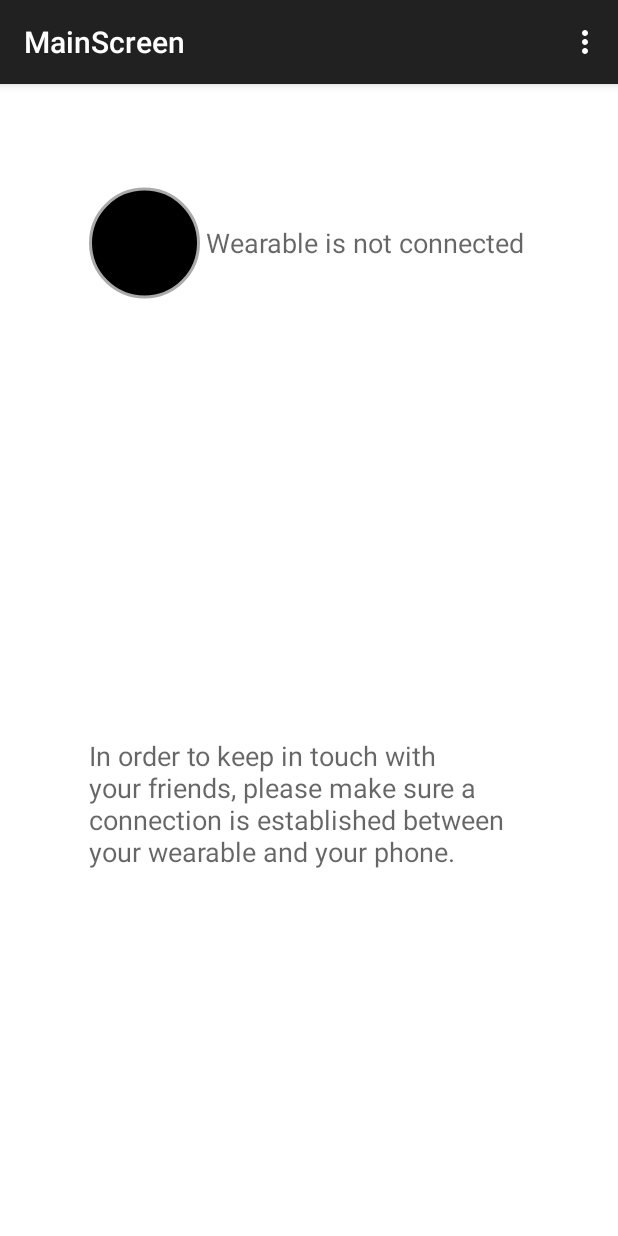
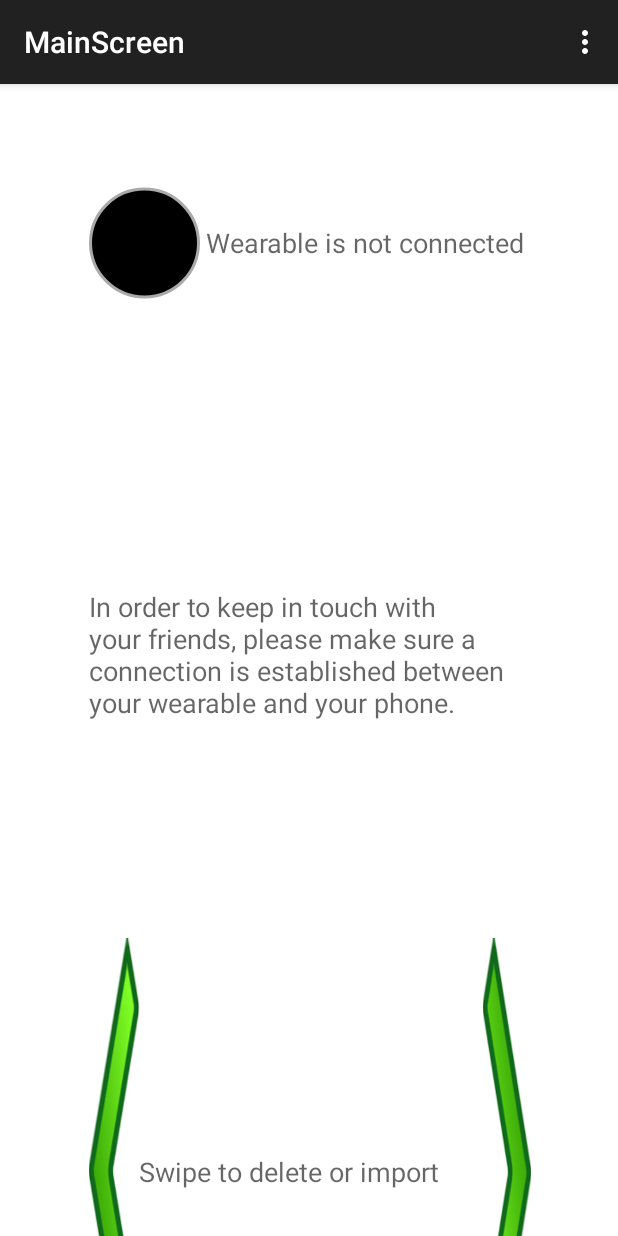
Before and after one commit to mvladm14/salute, an Android app: the MainScreen screen opened directly, with no data from a screen before it, on a phone screen of 412 x 824 dp. Run offline under Robolectric (Android 15) with nearby library versions, the phone set to English and light mode, and no system bars; libraries missing offline, so code that uses them is left out: com.daimajia.swipe; 2 statements that could not run were skipped.

Commit message:
swipe hint

```diff
--- a/app/src/main/res/layout/activity_main_screen.xml
+++ b/app/src/main/res/layout/activity_main_screen.xml
@@ -49,8 +49,8 @@
                     android:id="@+id/mainScreenStatusMessage"
                     android:layout_width="match_parent"
                     android:layout_height="match_parent"
+                    android:layout_weight="1"
                     android:gravity="center"
-                    android:layout_weight="1"
                     android:text="@string/mainScreenStatusMessage"
                     android:textAppearance="?android:attr/textAppearanceMedium" />
 
@@ -66,17 +66,47 @@
                     android:id="@+id/mainScreenInformationMessage"
                     android:layout_width="match_parent"
                     android:layout_height="match_parent"
-                    android:layout_weight="2"
-                    android:autoLink="web"
+                    android:layout_weight="3"
                     android:gravity="fill"
                     android:text="@string/mainScreenInformationMessage"
                     android:textAppearance="?android:attr/textAppearanceMedium" />
 
-                <ListView xmlns:android="http://schemas.android.com/apk/res/android"
+                <LinearLayout
+                    android:layout_width="match_parent"
+                    android:layout_height="match_parent"
+                    android:layout_weight="4"
+                    android:orientation="horizontal">
+                    <View
+                        android:id="@+id/circle1"
+                        android:layout_width="match_parent"
+                        android:layout_height="match_parent"
+                        android:layout_gravity="left"
+                        android:layout_weight="4"
+                        android:background="@drawable/left_arrow" />
+                    <TextView
+                        android:id="@+id/mainScreenSwipeMessage"
+                        android:layout_width="match_parent"
+                        android:layout_height="match_parent"
+                        android:layout_weight="1"
+                        android:gravity="center_vertical"
+                        android:text="@string/mainScreenSwipeMessage"
+                        android:textAppearance="?android:attr/textAppearanceMedium" />
+                    <View
+                        android:id="@+id/circle2"
+                        android:layout_width="match_parent"
+                        android:layout_height="match_parent"
+                        android:layout_gravity="right"
+                        android:layout_weight="4"
+                        android:background="@drawable/right_arrow" />
+                </LinearLayout>
+
+
+                <ListView
                     android:id="@+id/contacts_list_view"
                     android:layout_width="match_parent"
                     android:layout_height="wrap_content"
-                    android:layout_weight="1" />
+                    android:paddingTop="20dp"
+                    android:layout_weight="2" />
 
             </LinearLayout>
         </LinearLayout>
--- a/app/src/main/res/layout/contact_swipe_layout_row.xml
+++ b/app/src/main/res/layout/contact_swipe_layout_row.xml
@@ -45,9 +45,12 @@
     <TextView
         android:layout_width="match_parent"
         android:layout_height="match_parent"
-        android:background="@drawable/dark_gray"
+        android:background="@drawable/white"
         android:padding="10dp"
         android:tag="Hover"
-        android:text="Contact Info here - summary" />
+        android:text="Contact Info here - summary">
+    </TextView>
+
+
 
 </com.daimajia.swipe.SwipeLayout>
--- a/app/src/main/res/values/strings.xml
+++ b/app/src/main/res/values/strings.xml
@@ -32,6 +32,7 @@
         friends, please make sure a connection is established between your wearable and your phone.</string>
     <string name="wearableIsConnected">Wearable is connected.</string>
     <string name="wearableIsNotConnected">Wearable is not connected</string>
+    <string name="mainScreenSwipeMessage">Swipe to delete or import</string>
 
 
     <!-- ABOUT ACTIVITY -->
```
Also changed, not shown: app/src/main/res/drawable/left_arrow.png (added), app/src/main/res/drawable/right_arrow.png (added).
